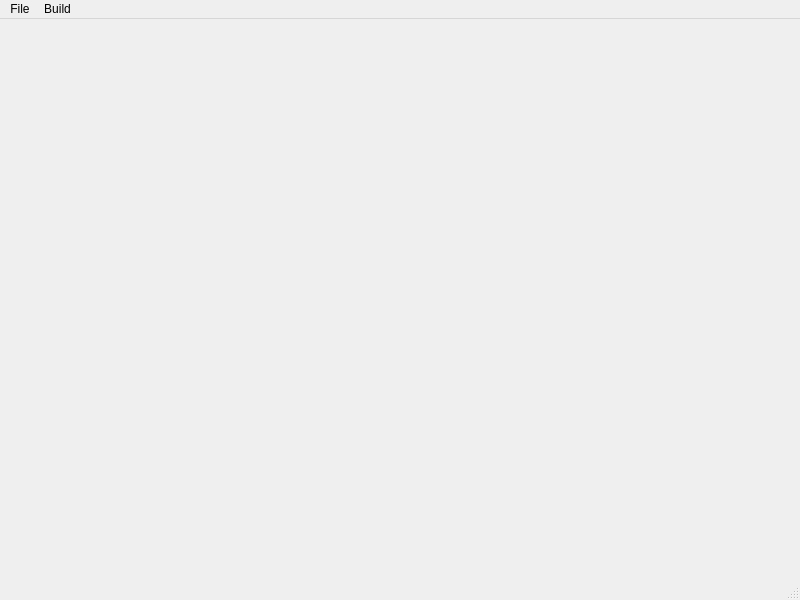
First picture: the form in src/tools/map_viewer/map_viewer.ui, repository cogsys-tuebingen/cslibs_vectormaps, before the edit.
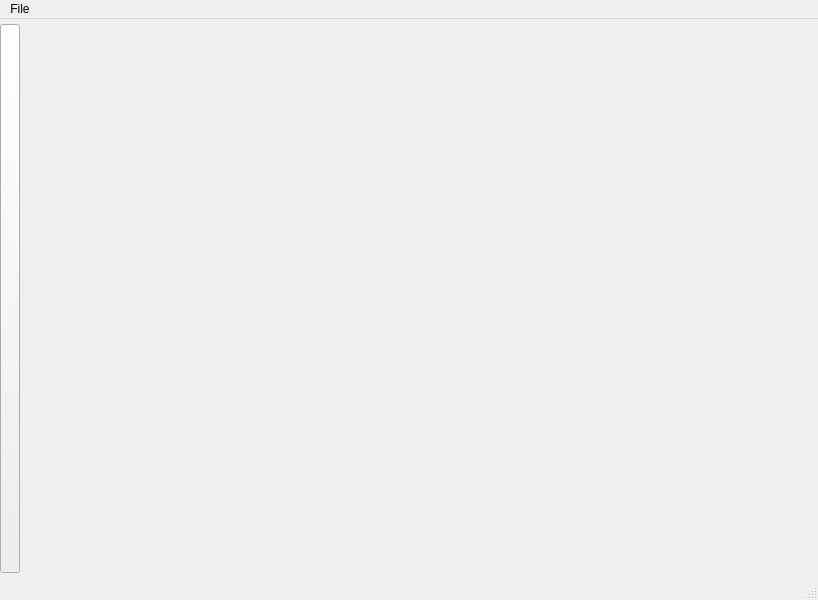
Second picture: the form after the edit.

```diff
--- a/src/tools/map_viewer/map_viewer.ui
+++ b/src/tools/map_viewer/map_viewer.ui
@@ -6,7 +6,7 @@
    <rect>
     <x>0</x>
     <y>0</y>
-    <width>800</width>
+    <width>818</width>
     <height>600</height>
    </rect>
   </property>
@@ -14,14 +14,89 @@
    <string>MainWindow</string>
   </property>
   <widget class="QWidget" name="centralwidget">
-   <layout class="QVBoxLayout" name="verticalLayout"/>
+   <layout class="QHBoxLayout" name="horizontalLayout_2">
+    <property name="spacing">
+     <number>0</number>
+    </property>
+    <property name="leftMargin">
+     <number>0</number>
+    </property>
+    <property name="topMargin">
+     <number>5</number>
+    </property>
+    <property name="rightMargin">
+     <number>0</number>
+    </property>
+    <property name="bottomMargin">
+     <number>5</number>
+    </property>
+    <item>
+     <layout class="QHBoxLayout" name="graphicsLayout">
+      <property name="spacing">
+       <number>0</number>
+      </property>
+     </layout>
+    </item>
+    <item>
+     <layout class="QHBoxLayout" name="outlineLayout">
+      <property name="spacing">
+       <number>0</number>
+      </property>
+      <item>
+       <widget class="QPushButton" name="buttonHideLayerList">
+        <property name="sizePolicy">
+         <sizepolicy hsizetype="Fixed" vsizetype="Expanding">
+          <horstretch>0</horstretch>
+          <verstretch>0</verstretch>
+         </sizepolicy>
+        </property>
+        <property name="minimumSize">
+         <size>
+          <width>0</width>
+          <height>0</height>
+         </size>
+        </property>
+        <property name="maximumSize">
+         <size>
+          <width>20</width>
+          <height>16777215</height>
+         </size>
+        </property>
+        <property name="baseSize">
+         <size>
+          <width>5</width>
+          <height>0</height>
+         </size>
+        </property>
+        <property name="text">
+         <string/>
+        </property>
+        <property name="checkable">
+         <bool>false</bool>
+        </property>
+       </widget>
+      </item>
+      <item>
+       <widget class="QWidget" name="layerList" native="true">
+        <property name="minimumSize">
+         <size>
+          <width>200</width>
+          <height>0</height>
+         </size>
+        </property>
+        <layout class="QVBoxLayout" name="layerListLayout"/>
+       </widget>
+      </item>
+     </layout>
+    </item>
+   </layout>
   </widget>
   <widget class="QMenuBar" name="menubar">
    <property name="geometry">
     <rect>
      <x>0</x>
      <y>0</y>
-     <width>800</width>
+     <width>818</width>
      <height>20</height>
     </rect>
    </property>
@@ -31,14 +106,7 @@
     </property>
     <addaction name="actionLoad"/>
    </widget>
-   <widget class="QMenu" name="menuBuild">
-    <property name="title">
-     <string>Build</string>
-    </property>
-    <addaction name="actionBuild_Voronoi"/>
-   </widget>
    <addaction name="menuFile"/>
-   <addaction name="menuBuild"/>
   </widget>
   <widget class="QStatusBar" name="statusbar"/>
   <action name="actionLoad">
```
